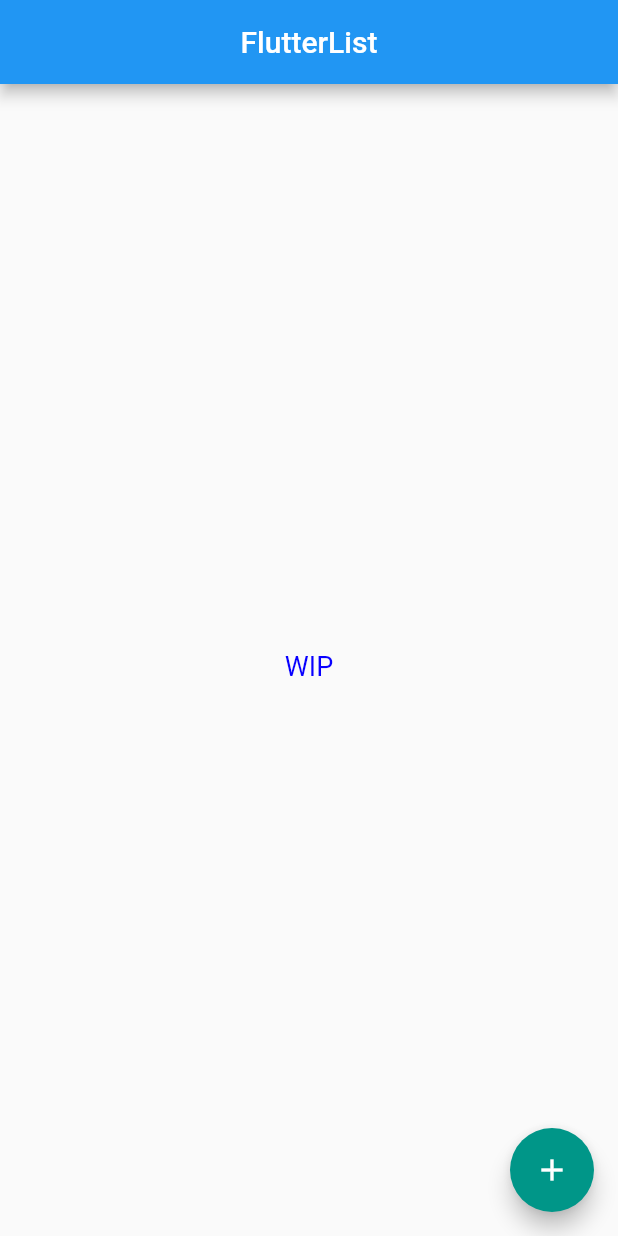
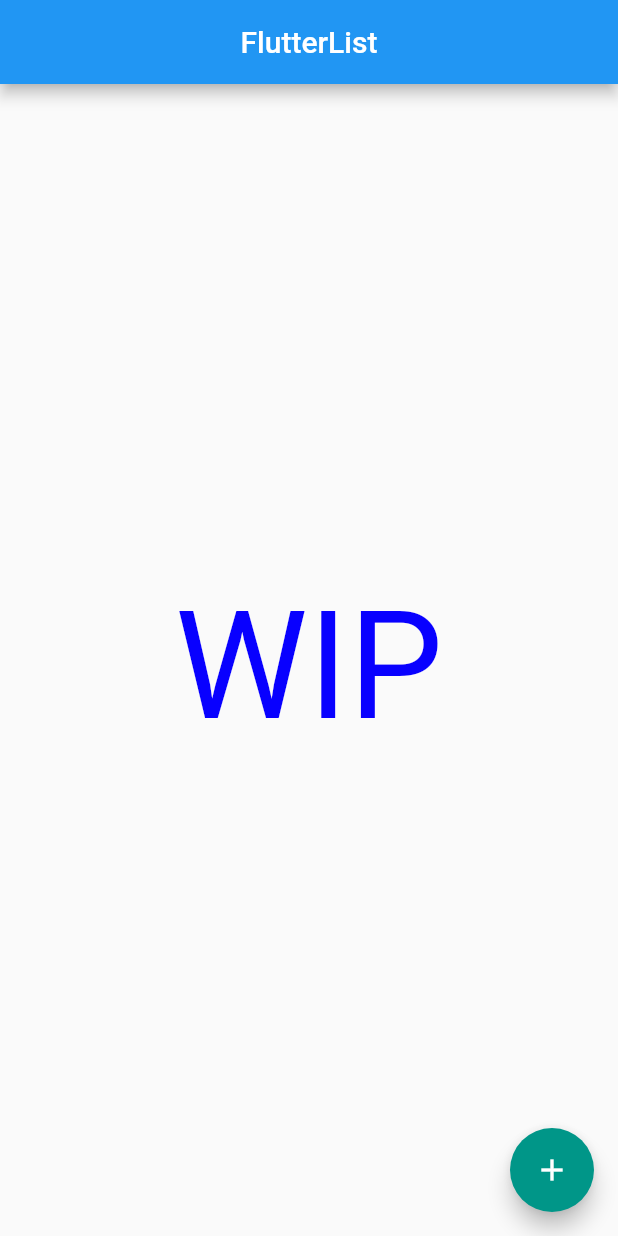
Before and after one commit to JesterOrNot/FlutterList, a Flutter app: the screen it shows after launch, on a phone screen of 412 x 824 dp. Run offline on Flutter 3.47's test engine with Material 2 defaults, Android fonts, the phone set to English and light mode, and no system bars.

Commit message:
change size

```diff
--- a/lib/main.dart
+++ b/lib/main.dart
@@ -20,7 +20,7 @@ class MainActivity extends StatelessWidget {
           child: Text(
             "WIP",
             style:
-                TextStyle(fontSize: 18.0, color: Color.fromRGBO(8, 0, 255, 2)),
+                TextStyle(fontSize: 100.0, color: Color.fromRGBO(8, 0, 255, 2)),
           ),
         ))),
         floatingActionButton: FloatingActionButton(
```
